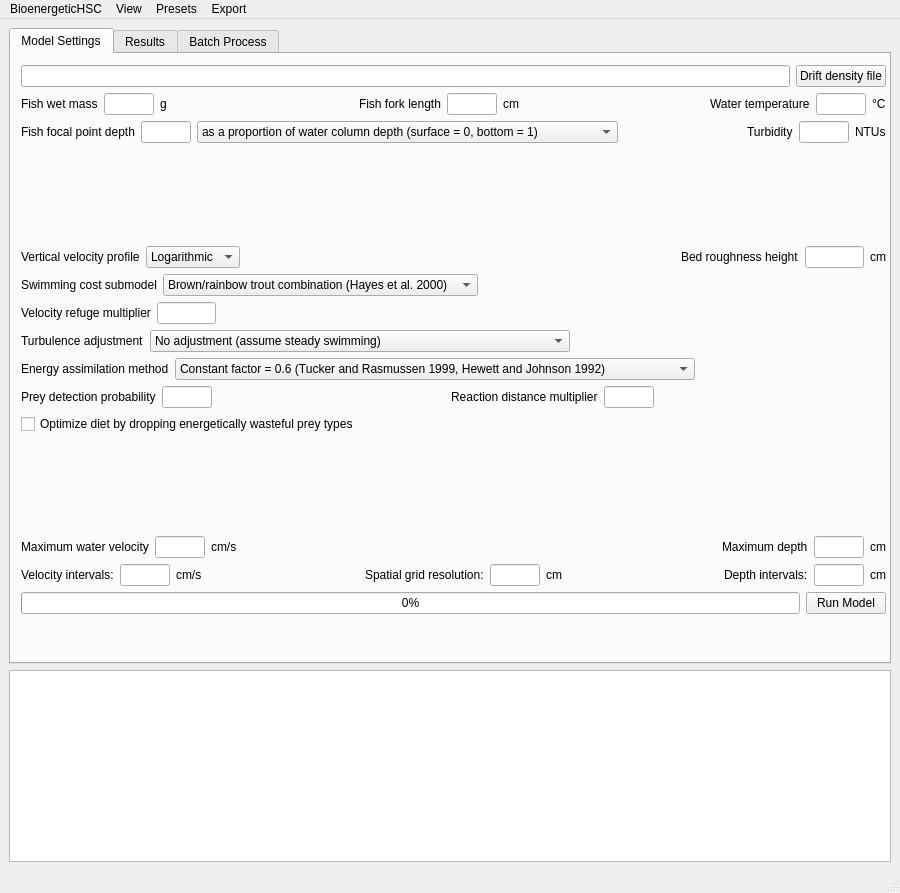
First picture: the form in MainUI.ui, repository JasonNeuswanger/BioenergeticHSC, before the edit.
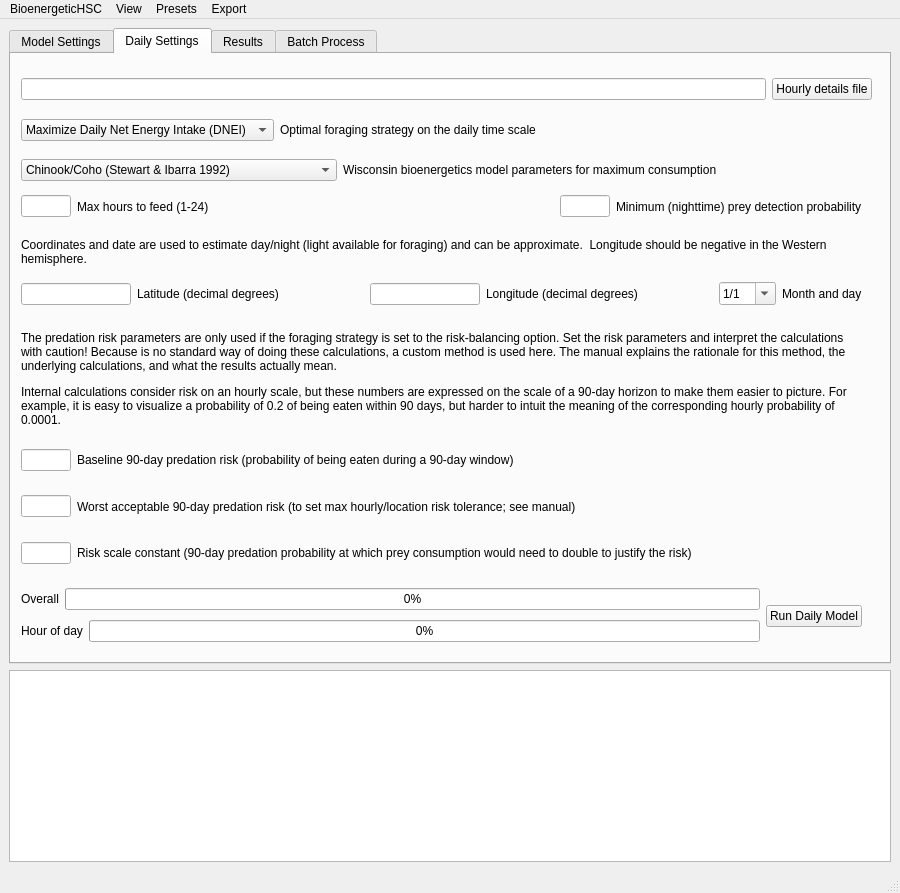
Second picture: the form after the edit. The open tabs and pages were chosen to show the change.

Commit message: Daily modeling completed a while ago but didn't commit to repository. New additions working fine, but need documentation and some other add-on features on the to-do list would be useful.

```diff
--- a/MainUI.ui
+++ b/MainUI.ui
@@ -381,11 +381,11 @@
              <item>
               <widget class="QComboBox" name="cbSwimmingCostSubmodel">
                <property name="currentText">
-                <string>Brown/rainbow trout combination (Hayes et al. 2000)</string>
+                <string>Brown/Rainbow Trout combination (Hayes et al. 2000)</string>
                </property>
                <item>
                 <property name="text">
-                 <string>Brown/rainbow trout combination (Hayes et al. 2000)</string>
+                 <string>Brown/Rainbow Trout combination (Hayes et al. 2000)</string>
                 </property>
                </item>
                <item>
@@ -886,6 +886,502 @@
           </layout>
          </widget>
         </widget>
+        <widget class="QWidget" name="tab_Daily_Settings">
+         <attribute name="title">
+          <string>Daily Settings</string>
+         </attribute>
+         <widget class="QWidget" name="horizontalLayoutWidget">
+          <property name="geometry">
+           <rect>
+            <x>10</x>
+            <y>10</y>
+            <width>851</width>
+            <height>51</height>
+           </rect>
+          </property>
+          <layout class="QHBoxLayout" name="horizontalLayout_14">
+           <item>
+            <widget class="QLineEdit" name="leHourlyDetailsFile"/>
+           </item>
+           <item>
+            <widget class="QPushButton" name="btnHourlyDetailsFile">
+             <property name="text">
+              <string>Hourly details file</string>
+             </property>
+            </widget>
+           </item>
+          </layout>
+         </widget>
+         <widget class="QWidget" name="">
+          <property name="geometry">
+           <rect>
+            <x>10</x>
+            <y>60</y>
+            <width>841</width>
+            <height>32</height>
+           </rect>
+          </property>
+          <layout class="QHBoxLayout" name="horizontalLayout_19">
+           <item>
+            <widget class="QComboBox" name="cbForagingStrategy">
+             <item>
+              <property name="text">
+               <string>Maximize Daily Net Energy Intake (DNEI)</string>
+              </property>
+             </item>
+             <item>
+              <property name="text">
+               <string>Balance DNEI with Predation Risk</string>
+              </property>
+             </item>
+            </widget>
+           </item>
+           <item>
+            <widget class="QLabel" name="label_33">
+             <property name="minimumSize">
+              <size>
+               <width>310</width>
+               <height>0</height>
+              </size>
+             </property>
+             <property name="text">
+              <string>Optimal foraging strategy on the daily time scale</string>
+             </property>
+            </widget>
+           </item>
+           <item>
+            <spacer name="horizontalSpacer_20">
+             <property name="orientation">
+              <enum>Qt::Horizontal</enum>
+             </property>
+             <property name="sizeHint" stdset="0">
+              <size>
+               <width>40</width>
+               <height>20</height>
+              </size>
+             </property>
+            </spacer>
+           </item>
+          </layout>
+         </widget>
+         <widget class="QWidget" name="">
+          <property name="geometry">
+           <rect>
+            <x>10</x>
+            <y>530</y>
+            <width>841</width>
+            <height>64</height>
+           </rect>
+          </property>
+          <layout class="QHBoxLayout" name="horizontalLayout_28">
+           <item>
+            <layout class="QVBoxLayout" name="verticalLayout_7">
+             <item>
+              <layout class="QHBoxLayout" name="horizontalLayout_26">
+               <item>
+                <widget class="QLabel" name="label_43">
+                 <property name="enabled">
+                  <bool>true</bool>
+                 </property>
+                 <property name="text">
+                  <string>Overall</string>
+                 </property>
+                </widget>
+               </item>
+               <item>
+                <widget class="QProgressBar" name="pbDailyRunProgressOverall">
+                 <property name="value">
+                  <number>0</number>
+                 </property>
+                </widget>
+               </item>
+              </layout>
+             </item>
+             <item>
+              <layout class="QHBoxLayout" name="horizontalLayout_27">
+               <item>
+                <widget class="QLabel" name="label_44">
+                 <property name="text">
+                  <string>Hour of day</string>
+                 </property>
+                </widget>
+               </item>
+               <item>
+                <widget class="QProgressBar" name="pbDailyRunProgressHour">
+                 <property name="maximum">
+                  <number>23</number>
+                 </property>
+                 <property name="value">
+                  <number>0</number>
+                 </property>
+                </widget>
+               </item>
+              </layout>
+             </item>
+            </layout>
+           </item>
+           <item>
+            <widget class="QPushButton" name="btnRunDailyModel">
+             <property name="text">
+              <string>Run Daily Model</string>
+             </property>
+            </widget>
+           </item>
+          </layout>
+         </widget>
+         <widget class="QWidget" name="">
+          <property name="geometry">
+           <rect>
+            <x>10</x>
+            <y>270</y>
+            <width>847</width>
+            <height>249</height>
+           </rect>
+          </property>
+          <layout class="QVBoxLayout" name="verticalLayout_8">
+           <item>
+            <widget class="QLabel" name="label_37">
+             <property name="minimumSize">
+              <size>
+               <width>0</width>
+               <height>110</height>
+              </size>
+             </property>
+             <property name="text">
+              <string>&lt;html&gt;&lt;head/&gt;&lt;body&gt;&lt;p&gt;The predation risk parameters are only used if the foraging strategy is set to the risk-balancing option. Set the risk parameters and interpret the calculations with caution! Because is no standard way of doing these calculations, a custom method is used here.  The manual explains the rationale for this method, the underlying calculations, and what the results actually mean. &lt;/p&gt;&lt;p&gt;Internal calculations consider risk on an hourly scale, but these numbers are expressed on the scale of a 90-day horizon to make them easier to picture.  For example, it is easy to visualize a probability of 0.2 of being eaten within 90 days, but harder to intuit the meaning of the corresponding hourly probability of 0.0001.&lt;/p&gt;&lt;/body&gt;&lt;/html&gt;</string>
+             </property>
+             <property name="wordWrap">
+              <bool>true</bool>
+             </property>
+            </widget>
+           </item>
+           <item>
+            <layout class="QHBoxLayout" name="horizontalLayout_20">
+             <item>
+              <widget class="QLineEdit" name="leBaselineHourlyPredationRiskInTermsOf90DayHorizon">
+               <property name="maximumSize">
+                <size>
+                 <width>50</width>
+                 <height>16777215</height>
+                </size>
+               </property>
+              </widget>
+             </item>
+             <item>
+              <widget class="QLabel" name="label_35">
+               <property name="text">
+                <string>Baseline 90-day predation risk (probability of being eaten during a 90-day window)</string>
+               </property>
+              </widget>
+             </item>
+             <item>
+              <spacer name="horizontalSpacer_11">
+               <property name="orientation">
+                <enum>Qt::Horizontal</enum>
+               </property>
+               <property name="sizeHint" stdset="0">
+                <size>
+                 <width>40</width>
+                 <height>20</height>
+                </size>
+               </property>
+              </spacer>
+             </item>
+            </layout>
+           </item>
+           <item>
+            <layout class="QHBoxLayout" name="horizontalLayout_17">
+             <item>
+              <widget class="QLineEdit" name="leMaxHourlyRiskInTermsOf90DayHorizon">
+               <property name="maximumSize">
+                <size>
+                 <width>50</width>
+                 <height>16777215</height>
+                </size>
+               </property>
+              </widget>
+             </item>
+             <item>
+              <widget class="QLabel" name="label_34">
+               <property name="text">
+                <string>Worst acceptable 90-day predation risk (to set max hourly/location risk tolerance; see manual)</string>
+               </property>
+              </widget>
+             </item>
+             <item>
+              <spacer name="horizontalSpacer_12">
+               <property name="orientation">
+                <enum>Qt::Horizontal</enum>
+               </property>
+               <property name="sizeHint" stdset="0">
+                <size>
+                 <width>40</width>
+                 <height>20</height>
+                </size>
+               </property>
+              </spacer>
+             </item>
+            </layout>
+           </item>
+           <item>
+            <layout class="QHBoxLayout" name="horizontalLayout_21">
+             <item>
+              <widget class="QLineEdit" name="leRiskScaleConstant">
+               <property name="maximumSize">
+                <size>
+                 <width>50</width>
+                 <height>16777215</height>
+                </size>
+               </property>
+              </widget>
+             </item>
+             <item>
+              <widget class="QLabel" name="label_36">
+               <property name="text">
+                <string>Risk scale constant (90-day predation probability at which prey consumption would need to double to justify the risk)</string>
+               </property>
+              </widget>
+             </item>
+             <item>
+              <spacer name="horizontalSpacer_17">
+               <property name="orientation">
+                <enum>Qt::Horizontal</enum>
+               </property>
+               <property name="sizeHint" stdset="0">
+                <size>
+                 <width>40</width>
+                 <height>20</height>
+                </size>
+               </property>
+              </spacer>
+             </item>
+            </layout>
+           </item>
+          </layout>
+         </widget>
+         <widget class="QWidget" name="">
+          <property name="geometry">
+           <rect>
+            <x>10</x>
+            <y>180</y>
+            <width>841</width>
+            <height>78</height>
+           </rect>
+          </property>
+          <layout class="QVBoxLayout" name="verticalLayout_9">
+           <item>
+            <widget class="QLabel" name="label_41">
+             <property name="text">
+              <string>Coordinates and date are used to estimate day/night (light available for foraging) and can be approximate.  Longitude should be negative in the Western hemisphere.</string>
+             </property>
+             <property name="wordWrap">
+              <bool>true</bool>
+             </property>
+            </widget>
+           </item>
+           <item>
+            <layout class="QHBoxLayout" name="horizontalLayout_29">
+             <item>
+              <layout class="QHBoxLayout" name="horizontalLayout_22">
+               <item>
+                <widget class="QLineEdit" name="leLatitude">
+                 <property name="maximumSize">
+                  <size>
+                   <width>110</width>
+                   <height>16777215</height>
+                  </size>
+                 </property>
+                </widget>
+               </item>
+               <item>
+                <widget class="QLabel" name="label_38">
+                 <property name="text">
+                  <string>Latitude (decimal degrees)</string>
+                 </property>
+                </widget>
+               </item>
+              </layout>
+             </item>
+             <item>
+              <layout class="QHBoxLayout" name="horizontalLayout_23">
+               <item>
+                <widget class="QLineEdit" name="leLongitude">
+                 <property name="maximumSize">
+                  <size>
+                   <width>110</width>
+                   <height>16777215</height>
+                  </size>
+                 </property>
+                </widget>
+               </item>
+               <item>
+                <widget class="QLabel" name="label_39">
+                 <property name="text">
+                  <string>Longitude (decimal degrees)</string>
+                 </property>
+                </widget>
+               </item>
+              </layout>
+             </item>
+             <item>
+              <layout class="QHBoxLayout" name="horizontalLayout_24">
+               <item>
+                <widget class="QDateEdit" name="deMonthAndDay">
+                 <property name="maximumDate">
+                  <date>
+                   <year>2000</year>
+                   <month>12</month>
+                   <day>31</day>
+                  </date>
+                 </property>
+                 <property name="minimumDate">
+                  <date>
+                   <year>2000</year>
+                   <month>1</month>
+                   <day>1</day>
+                  </date>
+                 </property>
+                 <property name="displayFormat">
+                  <string>M/d</string>
+                 </property>
+                 <property name="calendarPopup">
+                  <bool>true</bool>
+                 </property>
+                </widget>
+               </item>
+               <item>
+                <widget class="QLabel" name="label_40">
+                 <property name="text">
+                  <string>Month and day</string>
+                 </property>
+                </widget>
+               </item>
+              </layout>
+             </item>
+            </layout>
+           </item>
+          </layout>
+         </widget>
+         <widget class="QWidget" name="">
+          <property name="geometry">
+           <rect>
+            <x>10</x>
+            <y>140</y>
+            <width>841</width>
+            <height>25</height>
+           </rect>
+          </property>
+          <layout class="QHBoxLayout" name="horizontalLayout_30">
+           <item>
+            <layout class="QHBoxLayout" name="horizontalLayout_18">
+             <item>
+              <widget class="QLineEdit" name="leMaxHoursToFeed">
+               <property name="maximumSize">
+                <size>
+                 <width>50</width>
+                 <height>16777215</height>
+                </size>
+               </property>
+              </widget>
+             </item>
+             <item>
+              <widget class="QLabel" name="label_28">
+               <property name="text">
+                <string>Max hours to feed (1-24)</string>
+               </property>
+              </widget>
+             </item>
+            </layout>
+           </item>
+           <item>
+            <spacer name="horizontalSpacer_18">
+             <property name="orientation">
+              <enum>Qt::Horizontal</enum>
+             </property>
+             <property name="sizeHint" stdset="0">
+              <size>
+               <width>40</width>
+               <height>20</height>
+              </size>
+             </property>
+            </spacer>
+           </item>
+           <item>
+            <layout class="QHBoxLayout" name="horizontalLayout_25">
+             <item>
+              <widget class="QLineEdit" name="leNighttimeDetectionProbability">
+               <property name="maximumSize">
+                <size>
+                 <width>50</width>
+                 <height>16777215</height>
+                </size>
+               </property>
+              </widget>
+             </item>
+             <item>
+              <widget class="QLabel" name="label_42">
+               <property name="text">
+                <string>Minimum (nighttime) prey detection probability</string>
+               </property>
+              </widget>
+             </item>
+            </layout>
+           </item>
+          </layout>
+         </widget>
+         <widget class="QWidget" name="">
+          <property name="geometry">
+           <rect>
+            <x>10</x>
+            <y>100</y>
+            <width>841</width>
+            <height>32</height>
+           </rect>
+          </property>
+          <layout class="QHBoxLayout" name="horizontalLayout_31">
+           <item>
+            <widget class="QComboBox" name="cbConsumptionParameters">
+             <property name="minimumSize">
+              <size>
+               <width>285</width>
+               <height>0</height>
+              </size>
+             </property>
+             <item>
+              <property name="text">
+               <string>Chinook/Coho (Stewart &amp; Ibarra 1992)</string>
+              </property>
+             </item>
+             <item>
+              <property name="text">
+               <string>Rainbow Trout (Railsback &amp; Rose 1999, Rand 1993)</string>
+              </property>
+             </item>
+            </widget>
+           </item>
+           <item>
+            <widget class="QLabel" name="label_48">
+             <property name="text">
+              <string>Wisconsin bioenergetics model parameters for maximum consumption</string>
+             </property>
+            </widget>
+           </item>
+           <item>
+            <spacer name="horizontalSpacer_19">
+             <property name="orientation">
+              <enum>Qt::Horizontal</enum>
+             </property>
+             <property name="sizeHint" stdset="0">
+              <size>
+               <width>40</width>
+               <height>20</height>
+              </size>
+             </property>
+            </spacer>
+           </item>
+          </layout>
+         </widget>
+        </widget>
         <widget class="QWidget" name="tab_Results">
          <attribute name="title">
           <string>Results</string>
```
Left out of the diff: 8 changed lines with no effect on the pictures. The commit also changes 6 other files.
